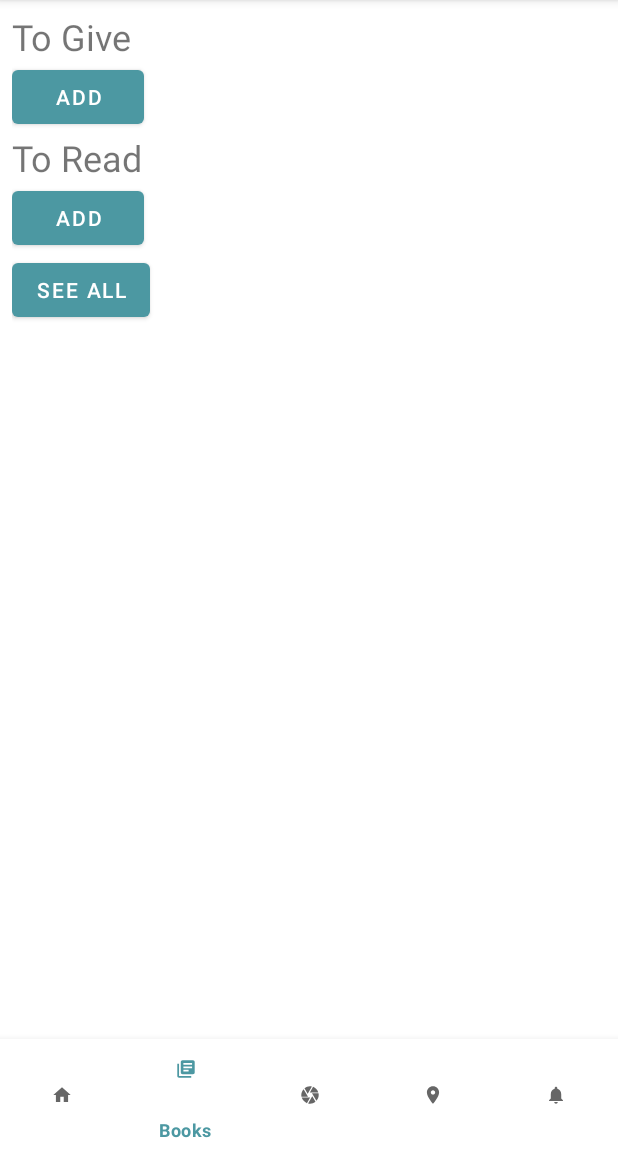
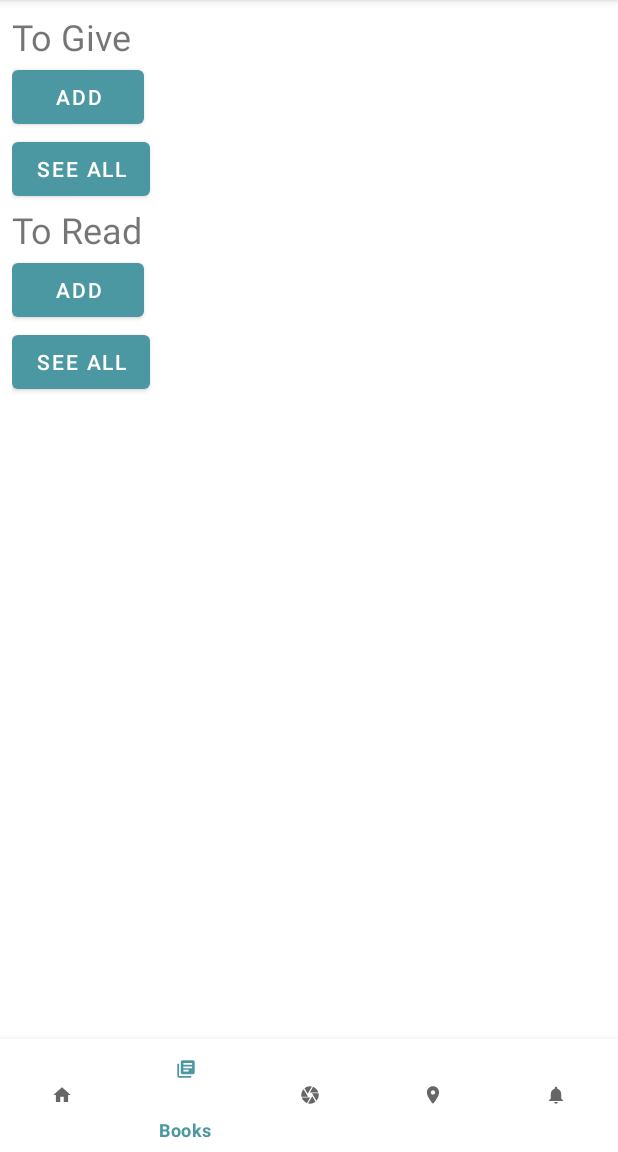
Before and after one commit to marciapires10/GiveNRead-Android, an Android app: the screen it shows after launch (MainActivity), item 2 of the bottom bar chosen, on a phone screen of 412 x 824 dp, the part 84-1236 px from its top. Run offline under Robolectric (Android 15) with nearby library versions, the phone set to English and light mode, and no system bars; our stand-ins replace Room's generated code.

Commit message:
Small error fixed

```diff
--- a/app/src/main/java/pt/ua/givenread/BooksListFragment.java
+++ b/app/src/main/java/pt/ua/givenread/BooksListFragment.java
@@ -91,7 +91,7 @@ public class BooksListFragment extends Fragment {
         });
 
         // Button to see all list of To Give books
-        //seeAllTGButton = view.findViewById(R.id.seeAllToGive);
+        seeAllTGButton = view.findViewById(R.id.seeAllToGive);
 
         seeAllTGButton.setOnClickListener(v -> {
             BookListCompleteFragment fragment_tg = new BookListCompleteFragment();
--- a/app/src/main/res/layout/fragment_bookslist.xml
+++ b/app/src/main/res/layout/fragment_bookslist.xml
@@ -33,11 +33,11 @@
             android:id="@+id/addBookToGive">
         </Button>
 
-        <!--<Button
+        <Button
             android:layout_width="wrap_content"
             android:layout_height="wrap_content"
             android:id="@+id/seeAllToGive"
-            android:text="See all"></Button>-->
+            android:text="See all"></Button>
 
         <TextView
             android:layout_width="match_parent"
```
